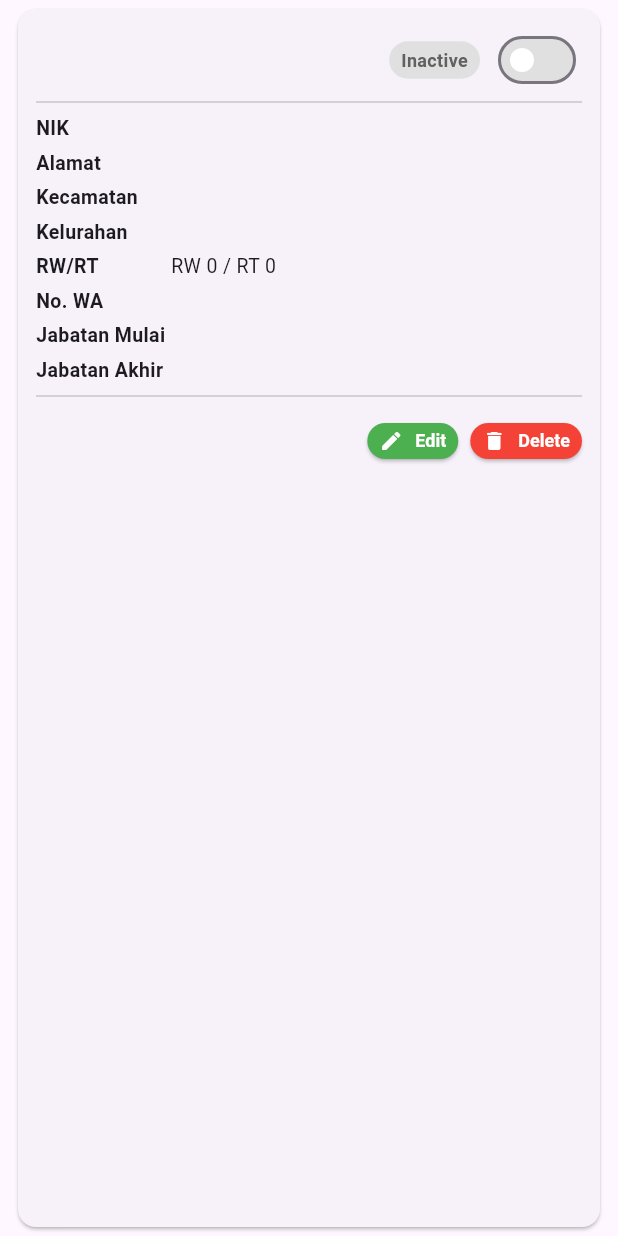
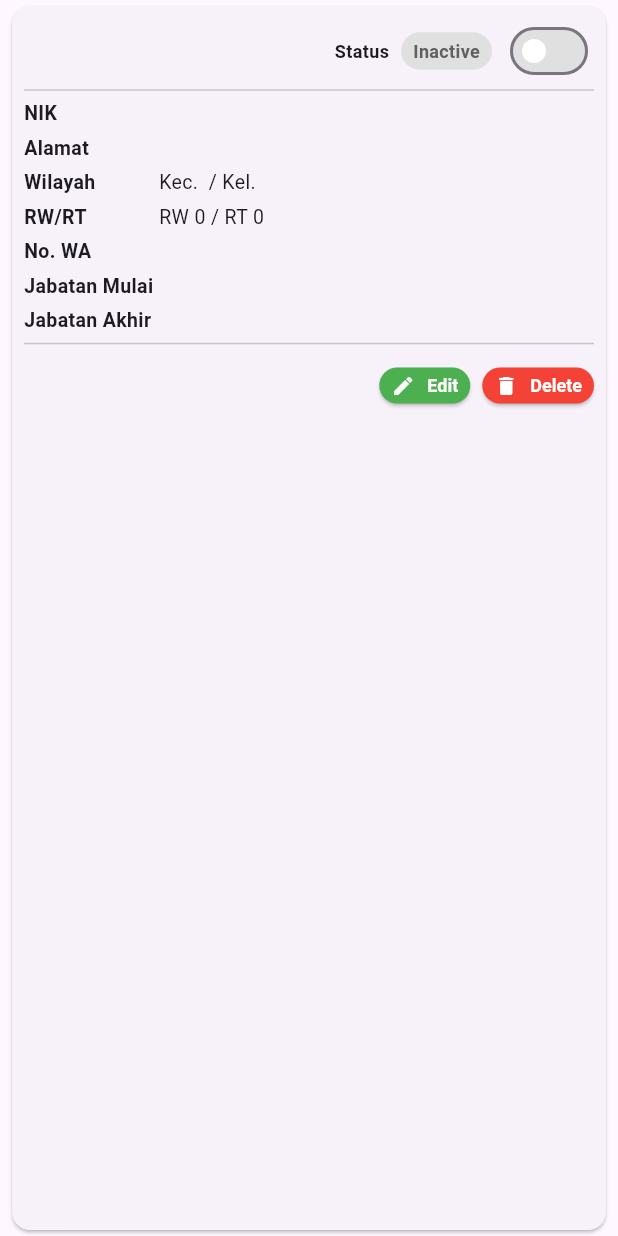
Before and after one commit to KomowDO/Paten, a Flutter app: the UserCard widget shown alone on an empty page, opened directly with empty values, on a phone screen of 412 x 824 dp. Run offline on Flutter 3.47's test engine with Material 3 defaults, Android fonts, the phone set to English and light mode, and no system bars; our stand-ins replace dio, shared_preferences; accounts and stored records are empty; network calls fail.

Commit message:
pemadatan usercard

```diff
--- a/lib/widgets/user_card.dart
+++ b/lib/widgets/user_card.dart
@@ -28,9 +28,9 @@ class _UserCardState extends State<UserCard> {
   @override
   Widget build(BuildContext context) {
     return Card(
-      margin: const EdgeInsets.symmetric(horizontal: 12.0, vertical: 6.0),
+      margin: const EdgeInsets.symmetric(horizontal: 8.0, vertical: 4.0),
       child: Padding(
-        padding: const EdgeInsets.all(12.0),
+        padding: const EdgeInsets.all(8.0),
         child: Column(
           crossAxisAlignment: CrossAxisAlignment.start,
           children: [
@@ -57,6 +57,14 @@ class _UserCardState extends State<UserCard> {
                 ),
                 Row(
                   children: [
+                    const Text(
+                      'Status',
+                      style: TextStyle(
+                        fontWeight: FontWeight.bold,
+                        fontSize: 12,
+                      ),
+                    ),
+                    const SizedBox(width: 8),
                     Container(
                       padding: const EdgeInsets.symmetric(
                         horizontal: 8,
@@ -95,11 +103,15 @@ class _UserCardState extends State<UserCard> {
                 ),
               ],
             ),
-            const Divider(height: 12, thickness: 1),
+            const Divider(height: 8, thickness: 1),
             _buildDataRow(context, 'NIK', widget.user.nik),
             _buildDataRow(context, 'Alamat', widget.user.alamat),
-            _buildDataRow(context, 'Kecamatan', widget.user.kecamatan),
-            _buildDataRow(context, 'Kelurahan', widget.user.kelurahan),
+            // Menggabungkan Kecamatan dan Kelurahan menjadi satu baris
+            _buildDataRow(
+              context,
+              'Wilayah', // Label baru
+              'Kec. ${widget.user.kecamatan} / Kel. ${widget.user.kelurahan}',
+            ),
             _buildDataRow(
               context,
               'RW/RT',
@@ -108,11 +120,10 @@ class _UserCardState extends State<UserCard> {
             _buildDataRow(context, 'No. WA', widget.user.no_wa),
             _buildDataRow(context, 'Jabatan Mulai', widget.user.jabatanMulai),
             _buildDataRow(context, 'Jabatan Akhir', widget.user.jabatanAkhir),
-            const Divider(height: 12, thickness: 1),
+            const Divider(height: 8, thickness: 1),
             Row(
               mainAxisAlignment: MainAxisAlignment.end,
               children: [
-                // Tombol Edit
                 ElevatedButton.icon(
                   onPressed: () {
                     // Aksi untuk mengedit data
@@ -120,8 +131,8 @@ class _UserCardState extends State<UserCard> {
                   icon: const Icon(Icons.edit, size: 16),
                   label: const Text('Edit', style: TextStyle(fontSize: 12)),
                   style: ElevatedButton.styleFrom(
-                    backgroundColor: Colors.green, // Warna latar hijau
-                    foregroundColor: Colors.white, // Warna teks putih
+                    backgroundColor: Colors.green,
+                    foregroundColor: Colors.white,
                     padding: const EdgeInsets.symmetric(
                       horizontal: 8,
                       vertical: 4,
@@ -129,11 +140,10 @@ class _UserCardState extends State<UserCard> {
                     shape: RoundedRectangleBorder(
                       borderRadius: BorderRadius.circular(20),
                     ),
-                    minimumSize: Size.zero, // Menghilangkan padding minimal
+                    minimumSize: Size.zero,
                   ),
                 ),
                 const SizedBox(width: 8),
-                // Tombol Delete
                 ElevatedButton.icon(
                   onPressed: () {
                     // Aksi untuk menghapus data
@@ -141,8 +151,8 @@ class _UserCardState extends State<UserCard> {
                   icon: const Icon(Icons.delete, size: 16),
                   label: const Text('Delete', style: TextStyle(fontSize: 12)),
                   style: ElevatedButton.styleFrom(
-                    backgroundColor: Colors.red, // Warna latar merah
-                    foregroundColor: Colors.white, // Warna teks putih
+                    backgroundColor: Colors.red,
+                    foregroundColor: Colors.white,
                     padding: const EdgeInsets.symmetric(
                       horizontal: 8,
                       vertical: 4,
@@ -150,7 +160,7 @@ class _UserCardState extends State<UserCard> {
                     shape: RoundedRectangleBorder(
                       borderRadius: BorderRadius.circular(20),
                     ),
-                    minimumSize: Size.zero, // Menghilangkan padding minimal
+                    minimumSize: Size.zero,
                   ),
                 ),
               ],
```
